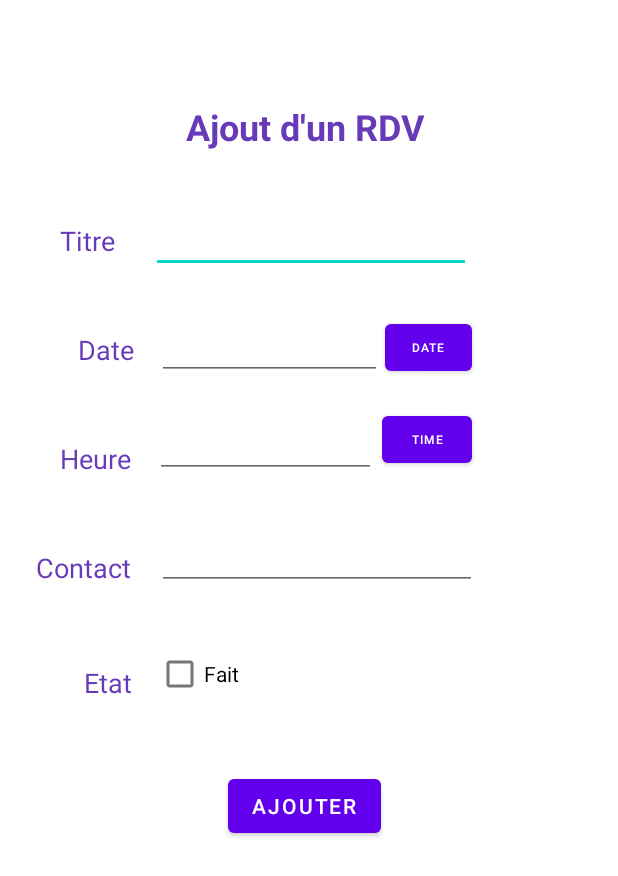
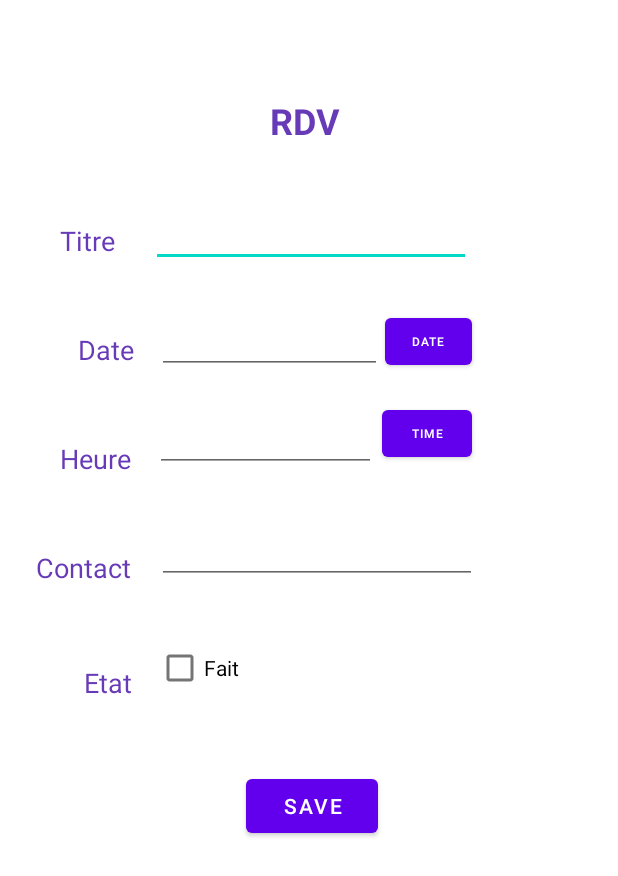
Before and after one commit to avariable2/RDV_MANAGER, an Android app: the layout ajout.xml on its own in the app's theme, with its tools: preview values and no code run, on a phone screen of 412 x 824 dp. Shown: the top 876 px of the screen. Run offline under Robolectric (Android 15) with nearby library versions, the phone set to English and light mode, and no system bars.

```diff
--- a/app/src/main/java/com/example/rdvmanager/DatabaseHelper.java
+++ b/app/src/main/java/com/example/rdvmanager/DatabaseHelper.java
@@ -76,7 +76,7 @@ public class DatabaseHelper extends SQLiteOpenHelper {
     }
 
     public int update(RDV rdv) {
-        Long _id= rdv.getId();
+        long _id= rdv.getId();
         ContentValues contentValues = new ContentValues();
 
         contentValues.put(TITLE, rdv.getTitle());
--- a/app/src/main/res/layout/ajout.xml
+++ b/app/src/main/res/layout/ajout.xml
@@ -18,17 +18,6 @@
         app:layout_constraintStart_toEndOf="@+id/textView3"
         app:layout_constraintTop_toBottomOf="@+id/textView8" />
 
-    <EditText
-        android:id="@+id/etContact"
-        android:layout_width="wrap_content"
-        android:layout_height="wrap_content"
-        android:layout_marginStart="17dp"
-        android:layout_marginLeft="17dp"
-        android:layout_marginTop="29dp"
-        android:ems="10"
-        android:inputType="textPersonName"
-        app:layout_constraintStart_toEndOf="@+id/textView6"
-        app:layout_constraintTop_toBottomOf="@+id/etTime" />
 
     <TextView
         android:id="@+id/textView3"
@@ -110,10 +99,10 @@
         android:id="@+id/textView8"
         android:layout_width="wrap_content"
         android:layout_height="wrap_content"
-        android:layout_marginStart="124dp"
-        android:layout_marginLeft="124dp"
-        android:layout_marginTop="68dp"
-        android:text="Ajout d'un RDV"
+        android:layout_marginStart="180dp"
+        android:layout_marginLeft="180dp"
+        android:layout_marginTop="64dp"
+        android:text="RDV"
         android:textColor="#673AB7"
         android:textSize="24sp"
         android:textStyle="bold"
@@ -168,14 +157,26 @@
         app:layout_constraintStart_toEndOf="@+id/etTime"
         app:layout_constraintTop_toBottomOf="@+id/btnPickDate" />
 
-    <Button
-        android:id="@+id/add"
+    <EditText
+        android:id="@+id/etContact"
         android:layout_width="wrap_content"
         android:layout_height="wrap_content"
-        android:layout_marginStart="152dp"
-        android:layout_marginLeft="152dp"
-        android:layout_marginTop="120dp"
-        android:text="AJOUTER"
+        android:layout_marginStart="17dp"
+        android:layout_marginLeft="17dp"
+        android:layout_marginTop="29dp"
+        android:ems="10"
+        android:inputType="textPersonName"
+        app:layout_constraintStart_toEndOf="@+id/textView6"
+        app:layout_constraintTop_toBottomOf="@+id/etTime" />
+
+    <Button
+        android:id="@+id/save"
+        android:layout_width="wrap_content"
+        android:layout_height="wrap_content"
+        android:layout_marginStart="164dp"
+        android:layout_marginLeft="164dp"
+        android:layout_marginTop="124dp"
+        android:text="SAVE"
         app:layout_constraintStart_toStartOf="parent"
         app:layout_constraintTop_toBottomOf="@+id/etContact" />
 
```
Also changed, not shown: app/src/main/java/com/example/rdvmanager/Ajouter.java (+23 -5 lines), app/src/main/java/com/example/rdvmanager/MainActivity.java (+6 -7 lines), app/src/main/java/com/example/rdvmanager/RDV.java (+10 -10 lines), app/src/main/res/layout/activity_main.xml (+0 -13 lines), app/src/main/res/layout/rdv_item_list.xml (+32 -15 lines).
